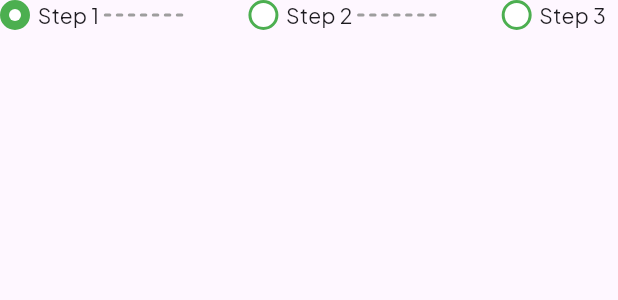
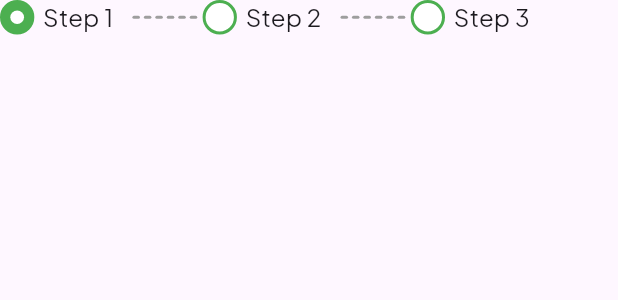
Before and after one commit to analogueshifts/apk.analogueshifts.com, a Flutter app: the StepIndicator widget shown alone on an empty page, opened directly, on a phone screen of 412 x 824 dp. Shown: the top 300 px of the screen. Run offline on Flutter 3.47's test engine with Material 3 defaults, Android fonts, the light colour scheme and no system bars; our stand-ins replace cached_network_image, dartz, dio, equatable, firebase_core, firebase_crashlytics and 24 more; missing offline and left inert: awesome_dio_interceptor, googleapis, in_app_review, logo_n_spinner; accounts and stored records are empty; network calls fail; project files that could hold a hidden picture were left out.

Commit message:
Fixed Ios error

```diff
--- a/lib/modules/Event/presentation/widgets/step.dart
+++ b/lib/modules/Event/presentation/widgets/step.dart
@@ -8,32 +8,41 @@ class StepIndicator extends StatelessWidget {
   final int currentStep;
   final int totalSteps;
 
-  StepIndicator({required this.currentStep, required this.totalSteps});
+  const StepIndicator({
+    Key? key,
+    required this.currentStep,
+    required this.totalSteps,
+  }) : super(key: key);
 
   @override
   Widget build(BuildContext context) {
-    return Row(
-      mainAxisAlignment: MainAxisAlignment.spaceBetween,
+    return SingleChildScrollView(
+      scrollDirection: Axis.horizontal,
+      child: Row(
+        mainAxisAlignment: MainAxisAlignment.start,
         children: List.generate(totalSteps, (index) {
+          final stepNumber = index + 1;
           return Row(
             children: [
-            _buildStep(index + 1),
-            // if (index < totalSteps - 1) Expanded(child: _buildLine(index)),
+              _buildStep(stepNumber),
+              // Show dotted line only if this isn't the last step
+              if (stepNumber < totalSteps) _buildDottedLine(true),
             ],
           );
         }),
+      ),
     );
   }
 
   Widget _buildStep(int step) {
-    bool isCompleted = step < currentStep;
-    bool isCurrent = step == currentStep;
+    final isCompleted = step < currentStep;
+    final isCurrent = step == currentStep;
 
     return Row(
       children: [
         Container(
-          width: 20,
-          height: 20,
+          width: 20.w,
+          height: 20.w,
           decoration: BoxDecoration(
             shape: BoxShape.circle,
             color: isCompleted || isCurrent ? Colors.green : Colors.white,
@@ -41,39 +50,39 @@ class StepIndicator extends StatelessWidget {
           ),
           child: Center(
             child: isCompleted
-                ? Icon(Icons.check, color: Colors.white, size: 15)
+                ? Icon(Icons.check, color: Colors.white, size: 15.sp)
                 : CircleAvatar(
-              radius: 4,
+                    radius: 4.r,
                     backgroundColor: AppColors.white,
-            )
                   ),
           ),
-        Gap(5),
+        ),
+        Gap(5.w),
         Text(
           'Step $step',
           style: TextStyle(
-            fontSize: 14,
-            fontFamily: AppFonts.manRope
+            fontSize: 14.sp,
+            fontFamily: AppFonts.manRope,
           ),
         ),
-        _buildDottedLine(step != 3)
+        Gap(8.w),
       ],
     );
   }
 
   Widget _buildDottedLine(bool isActive) {
     return Container(
-      margin: EdgeInsets.symmetric(horizontal: 4),
-      width: !isActive ? 0:  50,
+      margin: EdgeInsets.symmetric(horizontal: 4.w),
+      // If inactive, set width to 0 so no line appears.
+      width: isActive ? 36.w : 0,
       child: CustomPaint(
         painter: DottedLinePainter(
-          color: !isActive ? Colors.transparent : Colors.grey,
+          color: isActive ? Colors.grey : Colors.transparent,
         ),
       ),
     );
   }
 }
-
 
 class DottedLinePainter extends CustomPainter {
   final Color color;
@@ -84,15 +93,28 @@ class DottedLinePainter extends CustomPainter {
   void paint(Canvas canvas, Size size) {
     final paint = Paint()
       ..color = color
-      ..strokeWidth = 2
+      ..strokeWidth = 2 // The thickness of each dash
       ..strokeCap = StrokeCap.round;
 
-    const dashWidth = 3;
-    const dashSpace = 5;
+    const numberOfDashes = 6;
+    const dashWidth = 3.0; // Longer dash
+
+    final totalDashWidth = dashWidth * numberOfDashes;
+    final totalSpacing = (size.width - totalDashWidth).clamp(0, double.infinity);
+    // With 6 dashes at 5 px each, if width is 30.w, there's no extra space:
+    final dashSpace = numberOfDashes > 1
+        ? totalSpacing / (numberOfDashes - 1)
+        : 0.0;
+
     double startX = 0;
 
-    while (startX < size.width) {
-      canvas.drawLine(Offset(startX, 0), Offset(startX + dashWidth, 0), paint);
+    for (int i = 0; i < numberOfDashes; i++) {
+      final endX = startX + dashWidth;
+      canvas.drawLine(
+        Offset(startX, 0),
+        Offset(endX, 0),
+        paint,
+      );
       startX += dashWidth + dashSpace;
     }
   }
--- a/lib/modules/jobs/presentation/views/job_view.dart
+++ b/lib/modules/jobs/presentation/views/job_view.dart
@@ -1,6 +1,5 @@
 import 'package:analogue_shifts_mobile/app/styles/app_colors.dart';
 import 'package:analogue_shifts_mobile/app/styles/fonts.dart';
-import 'package:analogue_shifts_mobile/app/widgets/busy_button.dart';
 import 'package:analogue_shifts_mobile/app/widgets/touch_opacirty.dart';
 import 'package:analogue_shifts_mobile/core/constants/constants.dart';
 import 'package:analogue_shifts_mobile/core/constants/text_field.dart';
@@ -12,16 +11,12 @@ import 'package:analogue_shifts_mobile/modules/jobs/presentation/change_notifier
 import 'package:analogue_shifts_mobile/modules/jobs/presentation/views/post_job.screen.dart';
 import 'package:analogue_shifts_mobile/modules/jobs/presentation/views/single_job.screen.dart';
 import 'package:analogue_shifts_mobile/modules/jobs/presentation/widgets/filter_tap.dart';
-import 'package:analogue_shifts_mobile/modules/jobs/presentation/widgets/jobListing_shimmer.dart';
 import 'package:cached_network_image/cached_network_image.dart';
-import 'package:flutter/cupertino.dart';
 import 'package:flutter/material.dart';
-import 'package:flutter/widgets.dart';
 import 'package:flutter_screenutil/flutter_screenutil.dart';
 import 'package:flutter_svg/flutter_svg.dart';
 import 'package:flutter_widget_from_html/flutter_widget_from_html.dart';
 import 'package:gap/gap.dart';
-import 'package:googleapis/admob/v1.dart';
 import 'package:provider/provider.dart';
 
 class JobScreen extends StatefulWidget {
@@ -249,6 +244,7 @@ String get headerTitle {
               : RefreshIndicator(
                   onRefresh: () async {
                     await context.read<JobProvider>().getJobs(context);
+                    // ignore: use_build_context_synchronously
                     await context
                         .read<JobProvider>()
                         .get_reconmended_jobs(context);
@@ -287,9 +283,9 @@ String get headerTitle {
                                                         .brightness ==
                                                     Brightness.light
                                                 ? const Color(0xff000000)
-                                                    .withOpacity(0.08)
+                                                    .withValues(alpha: .08)
                                                 : const Color(0xffFFFFFF)
-                                                    .withOpacity(0.18))),
+                                                    .withValues(alpha: .18))),
                                     focusedBorder: OutlineInputBorder(
                                         borderRadius: BorderRadius.circular(10),
                                         borderSide: BorderSide(
@@ -298,18 +294,18 @@ String get headerTitle {
                                                         .brightness ==
                                                     Brightness.light
                                                 ? const Color(0xff000000)
-                                                    .withOpacity(0.08)
+                                                    .withValues(alpha: .08)
                                                 : const Color(0xffFFFFFF)
-                                                    .withOpacity(0.18))),
+                                                    .withValues(alpha: .18))),
                                     hintStyle: TextStyle(
                                         color: Theme.of(context)
                                                     .colorScheme
                                                     .brightness ==
                                                 Brightness.light
                                             ? const Color(0xff000000)
-                                                .withOpacity(0.1)
+                                                .withValues(alpha: .1)
                                             : const Color(0xffFFFFFF)
-                                                .withOpacity(0.4)),
+                                                .withValues(alpha: .4)),
                                     hintText: "Search",
                                     prefixIcon: _isLoading
                                         ? Container(
@@ -409,8 +405,8 @@ String get headerTitle {
                                                     .brightness ==
                                                 Brightness.light
                                             ? const Color(0xffE4E4E4)
-                                            : const Color(0xffFFFFF)
-                                                .withOpacity(0.24),
+                                            : const Color(0xffFFFFFF)
+                                                .withValues(alpha: .24),
                                       )
                                     ],
                                   );
--- a/lib/modules/jobs/presentation/views/post_job.screen.dart
+++ b/lib/modules/jobs/presentation/views/post_job.screen.dart
@@ -188,8 +188,8 @@ class _JobCompanyButtons extends StatelessWidget {
             child: ClipRRect(
               borderRadius: BorderRadius.circular(20),
               child: Container(
-                height: 105,
-                color: AppColors.primaryColor,
+                height: 100,
+                //color: AppColors.primaryColor,
                 alignment: Alignment.center,
                 child: SvgPicture.asset(
                   "assets/icons/add_job_card.svg",
@@ -215,8 +215,8 @@ class _JobCompanyButtons extends StatelessWidget {
             child: ClipRRect(
               borderRadius: BorderRadius.circular(20),
               child: Container(
-                height: 105,
-                color: AppColors.primaryColor,
+                height: 100,
+                //color: AppColors.primaryColor,
                 alignment: Alignment.center,
                 child: SvgPicture.asset(
                   "assets/icons/add_company.svg",
--- a/pubspec.yaml
+++ b/pubspec.yaml
@@ -53,7 +53,7 @@ dependencies:
   upgrader: ^11.3.1
   animated_icon: ^0.0.9
   iconsax: ^0.0.8
-  in_app_review: ^2.0.9
+  in_app_review: ^2.0.10
   quill_html_editor: ^2.2.8
   shimmer: ^3.0.0
   firebase_crashlytics: ^4.3.2
```
Lines whose indentation alone changed are shown as unchanged.
